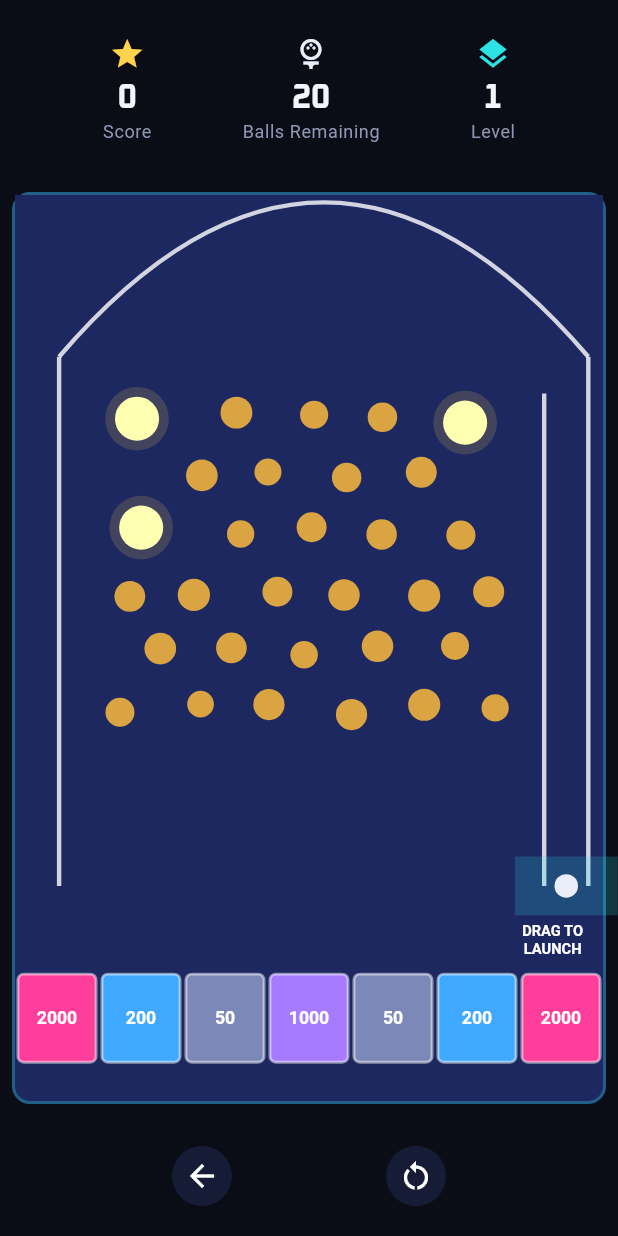
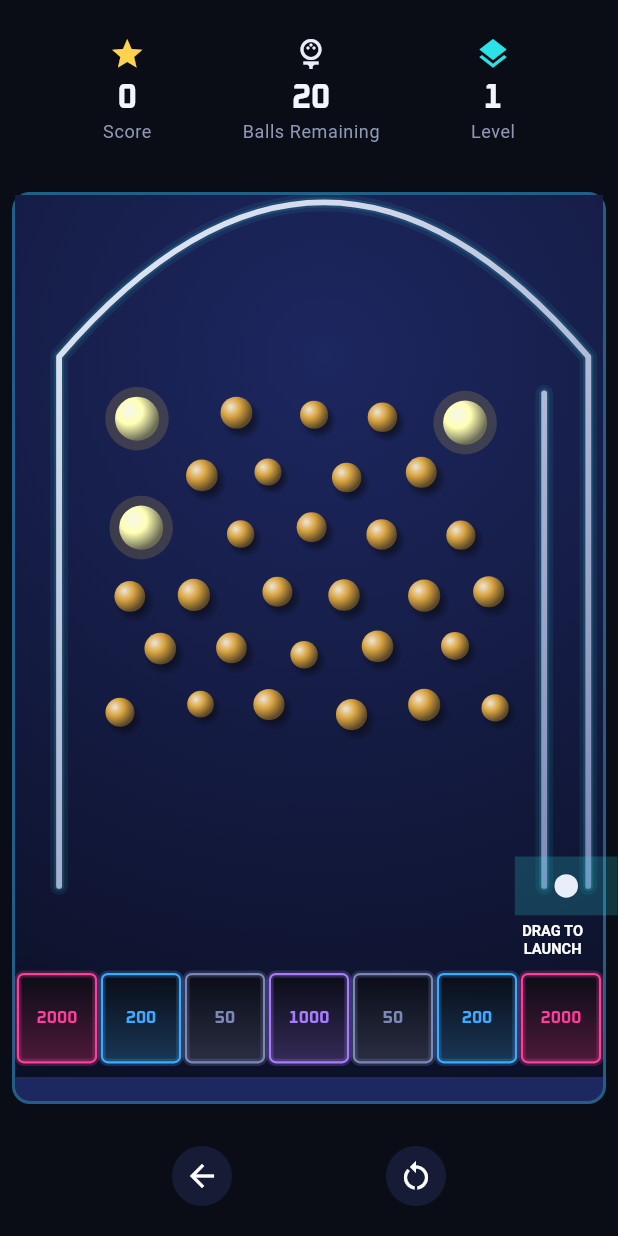
Before and after one commit to frankbria/pachinko, a Flutter app: the screen it shows after launch, after a tap on "Play", on a phone screen of 412 x 824 dp. Run offline on Flutter 3.47's test engine with Material 3 defaults, Android fonts, the phone set to English and light mode, and no system bars; our stand-ins replace just_audio, shared_preferences.

Commit message:
feat(board): felt, chrome rail, brass pins and glass slots, drawn once per level (#26)
Every element of the board was one flat fill. Now:

- The felt is lit from the dome with a radial gradient.
- The walls and dome are one chrome rail over a soft glow.
- Pins are brass spheres, lit from the upper left, with a shadow down and
  to the right. Prize pegs and a pin mid-pulse use the same shading.
- Slots are dark glass with a rim and value in the tier colour.

These parts do not change while a level is played, so they are recorded
into a Picture once per level (BoardStaticLayer) and replayed on each
repaint. The painter draws only what changes on top: slot ball counts,
prize pegs, pulsing pins, balls, the launcher and effects. The static layer
has no blur; shadows and glows are gradients and widened strokes.

The inner channel wall's top is now a named constant and stays at y = 135.
All ten board goldens are regenerated.

Claude-Session: https://claude.ai/code/session_01Gt1D2xJNQAaDNDDzqRKKd7

```diff
--- a/lib/utils/constants.dart
+++ b/lib/utils/constants.dart
@@ -33,6 +33,11 @@ class GameConstants {
   static const double launchChannelStartX = boardWidth - launchChannelWidth - 10.0;
   static const double launchChannelStartY = boardHeight - slotAreaHeight - 50.0;
   static const double launchChannelEndY = 110.0;
+
+  /// Where the channel's inner wall stops. It must not rise to
+  /// [launchChannelEndY]: the mouth under the dome then looks too narrow for
+  /// a ball (the owner's decision on the visual overhaul, #22).
+  static const double launchChannelInnerWallTopY = 135.0;
   static const double ballLaunchX = launchChannelStartX + launchChannelWidth / 2;
   static const double ballLaunchY = launchChannelStartY;
 
@@ -73,6 +78,7 @@ class GameConstants {
   static const Color chromeColor = Color(0xFFE9EEF8);
   static const Color cabinetColor = Color(0xFF0A0C16);
   static const Color feltColor = Color(0xFF1D2760);
+  static const Color feltShadeColor = Color(0xFF0B0F24);
   static const Color inkColor = Color(0xFFF2F5FB);
   static const Color mutedColor = Color(0xFF8E98B3);
 
--- /dev/null
+++ b/lib/widgets/board_static_layer.dart
@@ -0,0 +1,207 @@
+import 'dart:ui' as ui;
+import 'package:flutter/foundation.dart';
+import 'package:flutter/painting.dart';
+import '../models/level.dart';
+import '../models/peg.dart';
+import '../utils/constants.dart';
+import '../utils/game_theme.dart';
+
+/// Draws a sphere of [colour] lit from the upper left, with a soft shadow down
+/// and to the right.
+///
+/// Every sphere on the board is drawn with this, so they share one light.
+/// The shadow is a gradient and not a blur, so it costs little to rasterize.
+/// A sphere that glows passes [castsShadow] as false: a shadow drawn over its
+/// own glow reads as a dark ring.
+void paintSphere(Canvas canvas, Offset centre, double radius, Color colour, {bool castsShadow = true}) {
+  if (castsShadow) {
+    final shadowCentre = centre + Offset(radius * 0.3, radius * 0.4);
+    final shadowRadius = radius * 1.3;
+    canvas.drawCircle(
+      shadowCentre,
+      shadowRadius,
+      Paint()
+        ..shader = ui.Gradient.radial(
+          shadowCentre,
+          shadowRadius,
+          [
+            GameConstants.cabinetColor.withValues(alpha: 0.6),
+            GameConstants.cabinetColor.withValues(alpha: 0.0),
+          ],
+          [0.55, 1.0],
+        ),
+    );
+  }
+
+  canvas.drawCircle(
+    centre,
+    radius,
+    Paint()
+      ..shader = ui.Gradient.radial(
+        centre - Offset(radius * 0.35, radius * 0.35),
+        radius * 1.35,
+        [
+          Color.lerp(colour, GameConstants.inkColor, 0.8)!,
+          colour,
+          Color.lerp(colour, GameConstants.cabinetColor, 0.6)!,
+        ],
+        [0.0, 0.45, 1.0],
+      ),
+  );
+}
+
+/// Draws the parts of the board that do not change while a level is played:
+/// the felt, the chrome rail, the brass pins and the unlit slots.
+///
+/// Prize pegs, ball counts and everything that moves are drawn by the board's
+/// painter on top of this.
+void paintBoardStaticLayer(Canvas canvas, Level level) {
+  _paintFelt(canvas);
+  _paintRail(canvas);
+  for (final slot in level.slots) {
+    _paintSlot(canvas, slot.bounds, slot.color, slot.pointValue);
+  }
+  for (final peg in level.pegs) {
+    if (peg.type == PegType.special) continue;
+    paintSphere(canvas, Offset(peg.position.x, peg.position.y), peg.radius, peg.color);
+  }
+}
+
+/// Felt lit from the dome: brightest under it, falling off to the corners.
+void _paintFelt(Canvas canvas) {
+  const domeCentre = Offset(
+    (GameConstants.topCurveStartX + GameConstants.topCurveEndX) / 2,
+    GameConstants.topCurveStartY,
+  );
+  canvas.drawRect(
+    const Rect.fromLTWH(0, 0, GameConstants.boardWidth, GameConstants.boardHeight),
+    Paint()
+      ..shader = ui.Gradient.radial(
+        domeCentre,
+        GameConstants.boardHeight * 0.9,
+        [GameConstants.feltColor, GameConstants.feltShadeColor],
+      ),
+  );
+}
+
+/// The walls and the dome as one chrome rail over a soft glow.
+void _paintRail(Canvas canvas) {
+  const channelRight = GameConstants.launchChannelStartX + GameConstants.launchChannelWidth;
+  final outline = Path()
+    ..moveTo(GameConstants.topCurveStartX, GameConstants.launchChannelStartY)
+    ..lineTo(GameConstants.topCurveStartX, GameConstants.topCurveStartY)
+    ..quadraticBezierTo(
+      GameConstants.topCurveControlX,
+      GameConstants.topCurveControlY,
+      GameConstants.topCurveEndX,
+      GameConstants.topCurveEndY,
+    )
+    ..lineTo(channelRight, GameConstants.launchChannelEndY)
+    ..lineTo(channelRight, GameConstants.launchChannelStartY);
+  const innerWallBottom = Offset(GameConstants.launchChannelStartX, GameConstants.launchChannelStartY);
+  const innerWallTop =
+      Offset(GameConstants.launchChannelStartX, GameConstants.launchChannelInnerWallTopY);
+
+  Paint stroke(double width) => Paint()
+    ..style = PaintingStyle.stroke
+    ..strokeWidth = width
+    ..strokeCap = StrokeCap.round
+    ..strokeJoin = StrokeJoin.round;
+
+  // The glow is two wide, faint strokes, not a blur
+  final passes = [
+    stroke(12)..color = GameConstants.primaryColor.withValues(alpha: 0.08),
+    stroke(7)..color = GameConstants.primaryColor.withValues(alpha: 0.14),
+    stroke(4)
+      ..shader = ui.Gradient.linear(
+        const Offset(GameConstants.topCurveStartX, 0),
+        const Offset(channelRight, GameConstants.launchChannelStartY),
+        [GameConstants.chromeColor, GameConstants.slateColor],
+      ),
+  ];
+  for (final paint in passes) {
+    canvas.drawPath(outline, paint);
+    canvas.drawLine(innerWallBottom, innerWallTop, paint);
+  }
+}
+
+/// A dark glass pocket with a neon rim and its value in the tier [colour].
+void _paintSlot(Canvas canvas, Rect bounds, Color colour, int pointValue) {
+  final pocket = RRect.fromRectAndRadius(bounds, const Radius.circular(4));
+  canvas.drawRRect(
+    pocket,
+    Paint()
+      ..shader = ui.Gradient.linear(
+        bounds.topCenter,
+        bounds.bottomCenter,
+        [
+          GameConstants.cabinetColor.withValues(alpha: 0.92),
+          Color.lerp(GameConstants.cabinetColor, colour, 0.28)!,
+        ],
+      ),
+  );
+  canvas.drawRRect(
+    pocket,
+    Paint()
+      ..style = PaintingStyle.stroke
+      ..strokeWidth = 5
+      ..color = colour.withValues(alpha: 0.22),
+  );
+  canvas.drawRRect(
+    pocket,
+    Paint()
+      ..style = PaintingStyle.stroke
+      ..strokeWidth = 1.5
+      ..color = colour,
+  );
+
+  final value = TextPainter(
+    text: TextSpan(
+      text: pointValue.toString(),
+      style: TextStyle(
+        color: colour,
+        fontFamily: displayFontFamily,
+        fontSize: 12,
+        fontWeight: FontWeight.bold,
+      ),
+    ),
+    textDirection: TextDirection.ltr,
+  )..layout();
+  value.paint(canvas, bounds.center - Offset(value.width / 2, value.height / 2));
+  value.dispose();
+}
+
+/// Keeps the picture of a level's static layer, so that it is recorded once
+/// per level and replayed on every repaint.
+class BoardStaticLayer {
+  Level? _level;
+  ui.Picture? _picture;
+
+  /// How many pictures have been recorded. Tests read it to see that a
+  /// repaint does not record one.
+  @visibleForTesting
+  static int debugBuildCount = 0;
+
+  /// The picture of [level]'s static layer, in board coordinates.
+  ///
+  /// The same picture comes back until another level object is passed: a
+  /// level's pegs and slots do not move once it has been generated.
+  ui.Picture pictureFor(Level level) {
+    final cached = _picture;
+    if (cached != null && identical(level, _level)) return cached;
+
+    cached?.dispose();
+    final recorder = ui.PictureRecorder();
+    paintBoardStaticLayer(Canvas(recorder), level);
+    debugBuildCount++;
+    _level = level;
+    return _picture = recorder.endRecording();
+  }
+
+  /// Releases the picture. A later [pictureFor] records a new one.
+  void dispose() {
+    _picture?.dispose();
+    _picture = null;
+    _level = null;
+  }
+}
--- a/lib/widgets/pachinko_board.dart
+++ b/lib/widgets/pachinko_board.dart
@@ -4,8 +4,10 @@ import 'package:provider/provider.dart';
 import 'package:vector_math/vector_math_64.dart' as vm;
 import '../services/game_manager.dart';
 import '../models/game_state.dart';
+import '../models/level.dart';
 import '../models/peg.dart';
 import '../utils/constants.dart';
+import 'board_static_layer.dart';
 
 class PachinkoBoard extends StatefulWidget {
   const PachinkoBoard({super.key});
@@ -32,6 +34,9 @@ class _PachinkoBoardState extends State<PachinkoBoard>
   // What makes the board repaint. It repaints without rebuilding
   late final Listenable _repaint;
 
+  // The felt, rail, pins and slots, recorded once per level
+  final BoardStaticLayer _staticLayer = BoardStaticLayer();
+
   @override
   void initState() {
     super.initState();
@@ -47,6 +52,7 @@ class _PachinkoBoardState extends State<PachinkoBoard>
     _gameManager.removeListener(_syncPegTicker);
     _pegTicker.dispose();
     _pegFrame.dispose();
+    _staticLayer.dispose();
     super.dispose();
   }
 
@@ -94,6 +100,7 @@ class _PachinkoBoardState extends State<PachinkoBoard>
           return CustomPaint(
             painter: _PachinkoBoardPainter(
               gameManager: gameManager,
+              staticLayer: _staticLayer,
               repaint: _repaint,
               dragStart: _dragStart,
               dragEnd: _dragEnd,
@@ -162,12 +169,14 @@ class _PachinkoBoardState extends State<PachinkoBoard>
 
 class _PachinkoBoardPainter extends CustomPainter {
   final GameManager gameManager;
+  final BoardStaticLayer staticLayer;
   final vm.Vector2? dragStart;
   final vm.Vector2? dragEnd;
   final bool isDragging;
 
   _PachinkoBoardPainter({
     required this.gameManager,
+    required this.staticLayer,
     required Listenable repaint,
     this.dragStart,
     this.dragEnd,
@@ -189,20 +198,15 @@ class _PachinkoBoardPainter extends CustomPainter {
     canvas.save();
     canvas.scale(scale);
 
-    // Draw background
-    _drawBackground(canvas, size, scale);
+    // Felt, rail, pins and slots: recorded once per level and replayed
+    canvas.drawPicture(staticLayer.pictureFor(level));
 
-    // Draw slots
-    _drawSlots(canvas, level);
-
-    // Draw pegs
-    _drawPegs(canvas, level);
+    _drawSlotCounts(canvas, level);
+    _drawAnimatedPegs(canvas, level);
 
     // Draw balls
     _drawBalls(canvas, gameState);
 
-    // Draw launch channel and area
-    _drawLaunchChannel(canvas, level);
     _drawLaunchArea(canvas, level);
 
     // Draw launch power indicator
@@ -228,72 +232,17 @@ class _PachinkoBoardPainter extends CustomPainter {
     canvas.restore();
   }
 
-  void _drawBackground(Canvas canvas, Size size, double scale) {
-    final paint = Paint()
-      ..color = GameConstants.boardColor
-      ..style = PaintingStyle.fill;
+  /// How many balls each slot has caught. The slots themselves are in the
+  /// static layer; the count changes during a level.
+  void _drawSlotCounts(Canvas canvas, Level level) {
+    for (final slot in level.slots) {
+      if (slot.ballCount == 0) continue;
 
-    canvas.drawRect(
-      Rect.fromLTWH(0, 0, GameConstants.boardWidth, GameConstants.boardHeight),
-      paint,
-    );
-  }
-
-  void _drawSlots(Canvas canvas, level) {
-    for (final slot in level.slots) {
-      final paint = Paint()
-        ..color = slot.color
-        ..style = PaintingStyle.fill;
-
-      final borderPaint = Paint()
-        ..color = Colors.white.withOpacity(0.5)
-        ..style = PaintingStyle.stroke
-        ..strokeWidth = 2.0;
-
-      final rect = Rect.fromCenter(
-        center: Offset(slot.position.x, slot.position.y),
-        width: slot.width,
-        height: slot.height,
-      );
-
-      canvas.drawRRect(
-        RRect.fromRectAndRadius(rect, const Radius.circular(4)),
-        paint,
-      );
-
-      canvas.drawRRect(
-        RRect.fromRectAndRadius(rect, const Radius.circular(4)),
-        borderPaint,
-      );
-
-      // Draw point value
-      final textPainter = TextPainter(
-        text: TextSpan(
-          text: slot.pointValue.toString(),
-          style: const TextStyle(
-            color: Colors.white,
-            fontSize: 12,
-            fontWeight: FontWeight.bold,
-          ),
-        ),
-        textDirection: TextDirection.ltr,
-      );
-      textPainter.layout();
-      textPainter.paint(
-        canvas,
-        Offset(
-          slot.position.x - textPainter.width / 2,
-          slot.position.y - textPainter.height / 2,
-        ),
-      );
-
-      // Draw ball count if any
-      if (slot.ballCount > 0) {
       final ballCountPainter = TextPainter(
         text: TextSpan(
           text: '×${slot.ballCount}',
           style: const TextStyle(
-              color: Colors.yellow,
+            color: GameConstants.inkColor,
             fontSize: 10,
             fontWeight: FontWeight.bold,
           ),
@@ -310,46 +259,34 @@ class _PachinkoBoardPainter extends CustomPainter {
       );
     }
   }
-  }
 
-  void _drawPegs(Canvas canvas, level) {
+  /// Prize pegs, and any pin in the middle of its hit pulse. A pin at rest is
+  /// in the static layer and is not drawn again here.
+  void _drawAnimatedPegs(Canvas canvas, Level level) {
     for (final peg in level.pegs) {
+      if (peg.type != PegType.special && !peg.isAnimating) continue;
+      final centre = Offset(peg.position.x, peg.position.y);
+
       // Draw pulse glow effect (on hit)
       if (peg.pulseGlowRadius > 0.0) {
         final pulsePaint = Paint()
-          ..color = peg.color.withOpacity(peg.pulseGlowOpacity)
+          ..color = peg.color.withValues(alpha: peg.pulseGlowOpacity)
           ..style = PaintingStyle.fill;
 
-        canvas.drawCircle(
-          Offset(peg.position.x, peg.position.y),
-          peg.pulseGlowRadius,
-          pulsePaint,
-        );
+        canvas.drawCircle(centre, peg.pulseGlowRadius, pulsePaint);
       }
 
       // Draw shimmer glow for special pegs
-      if (peg.type == PegType.special && peg.isHighlighted && peg.shimmerIntensity > 0.0) {
+      final glows = peg.type == PegType.special && peg.isHighlighted && peg.shimmerIntensity > 0.0;
+      if (glows) {
         final shimmerPaint = Paint()
-          ..color = GameConstants.specialPegColor.withOpacity(0.3 * peg.shimmerIntensity)
+          ..color = GameConstants.specialPegColor.withValues(alpha: 0.3 * peg.shimmerIntensity)
           ..style = PaintingStyle.fill;
 
-        canvas.drawCircle(
-          Offset(peg.position.x, peg.position.y),
-          peg.radius + (5 + 3 * peg.shimmerIntensity),
-          shimmerPaint,
-        );
+        canvas.drawCircle(centre, peg.radius + (5 + 3 * peg.shimmerIntensity), shimmerPaint);
       }
 
-      // Draw peg body
-      final paint = Paint()
-        ..color = peg.renderColor
-        ..style = PaintingStyle.fill;
-
-      canvas.drawCircle(
-        Offset(peg.position.x, peg.position.y),
-        peg.radius,
-        paint,
-      );
+      paintSphere(canvas, centre, peg.radius, peg.renderColor, castsShadow: !glows);
     }
   }
 
@@ -378,61 +315,6 @@ class _PachinkoBoardPainter extends CustomPainter {
         borderPaint,
       );
     }
-  }
-
-  void _drawLaunchChannel(Canvas canvas, level) {
-    // Draw launch channel walls
-    final wallPaint = Paint()
-      ..color = Colors.white.withOpacity(0.8)
-      ..style = PaintingStyle.stroke
-      ..strokeWidth = 3.0;
-
-    // Left wall of channel - lowered by 25 pixels total
-    canvas.drawLine(
-      Offset(GameConstants.launchChannelStartX, GameConstants.launchChannelStartY),
-      Offset(GameConstants.launchChannelStartX, 135.0),  // Left side at y=135
-      wallPaint,
-    );
-
-    // Right wall of channel - keeps original height
-    canvas.drawLine(
-      Offset(GameConstants.launchChannelStartX + GameConstants.launchChannelWidth, GameConstants.launchChannelStartY),
-      Offset(GameConstants.launchChannelStartX + GameConstants.launchChannelWidth, GameConstants.launchChannelEndY),  // Right side at y=110
-      wallPaint,
-    );
-
-    // Draw field boundaries - tightened for more challenging gameplay
-    final boundaryPaint = Paint()
-      ..color = Colors.white.withOpacity(0.8)
-      ..style = PaintingStyle.stroke
-      ..strokeWidth = 3.0;
-
-    // Top curved boundary: quadratic bezier from left to right
-    // Starts at x=30 to connect with left launch channel wall
-    const topBoundaryStartX = GameConstants.topCurveStartX;
-    const topBoundaryStartY = GameConstants.topCurveStartY;
-    const topBoundaryControlX = GameConstants.topCurveControlX;
-    const topBoundaryControlY = GameConstants.topCurveControlY;
-    const topBoundaryEndX = GameConstants.topCurveEndX;
-    const topBoundaryEndY = GameConstants.topCurveEndY;
-
-    final boundaryPath = Path();
-    boundaryPath.moveTo(topBoundaryStartX, topBoundaryStartY);
-    boundaryPath.quadraticBezierTo(
-      topBoundaryControlX, topBoundaryControlY,  // Control point
-      topBoundaryEndX, topBoundaryEndY            // End point
-    );
-    canvas.drawPath(boundaryPath, boundaryPaint);
-
-    // Left vertical launch channel wall at x=30 (existing visual element)
-    canvas.drawLine(
-      Offset(30.0, GameConstants.launchChannelStartY),
-      Offset(GameConstants.topCurveStartX, GameConstants.topCurveStartY),  // Ends where the top boundary starts
-      boundaryPaint,
-    );
-
-    // Note: Field boundaries (left at x=25, right at x=360) are enforced
-    // in physics engine but not drawn - they're invisible gameplay boundaries
   }
 
   void _drawLaunchArea(Canvas canvas, level) {
```
Also changed, not shown: 14 other files. Lines whose indentation alone changed are shown as unchanged.
